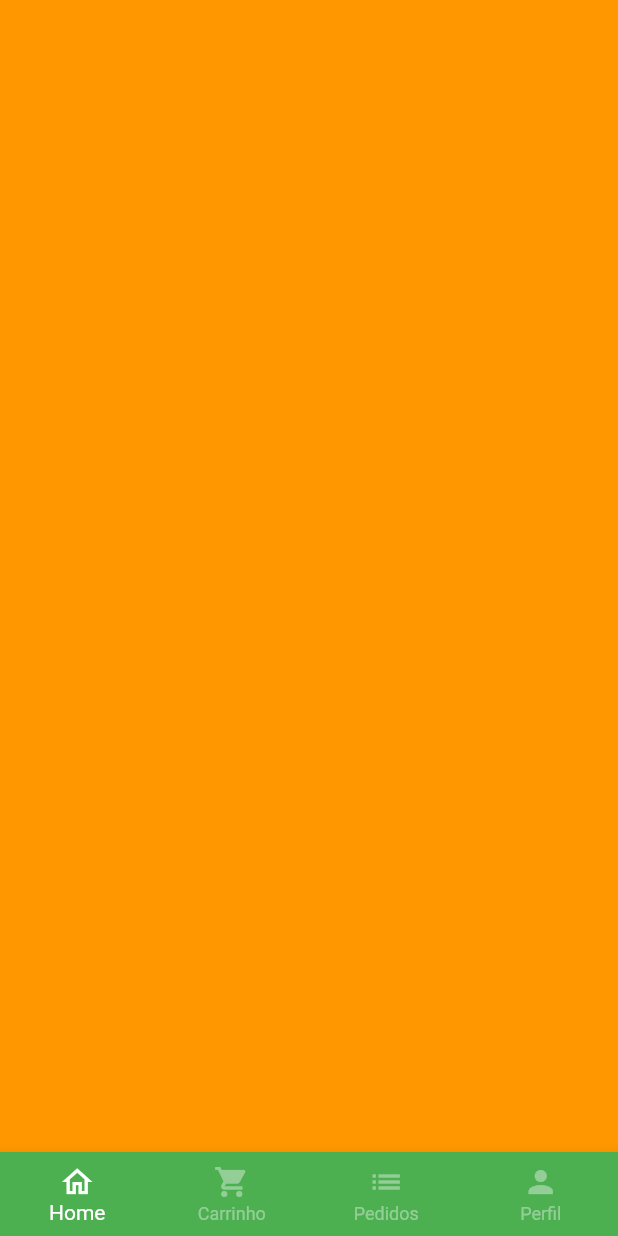
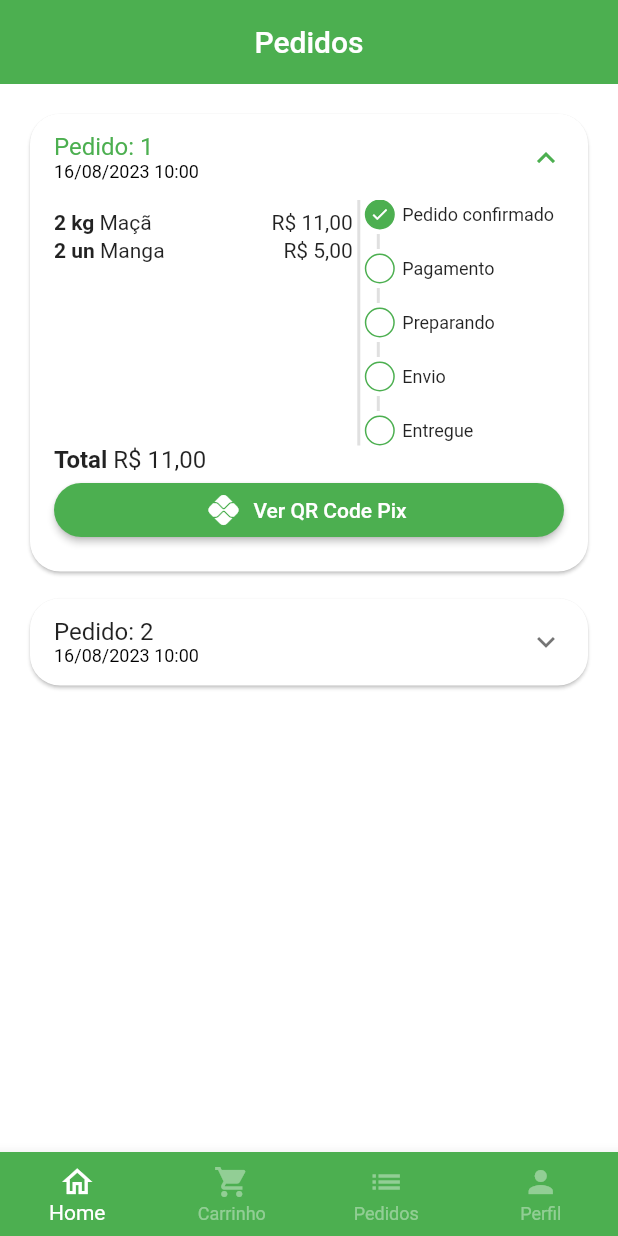
Before and after one commit to larinuness/flutter-quitanda, a Flutter app: the BasePage screen opened directly, swiped to page 3, on a phone screen of 412 x 824 dp. Run offline on Flutter 3.47's test engine with Material 2 defaults, Android fonts, the phone set to English and light mode, and no system bars; our stand-ins replace animated_text_kit, badges, mask_text_input_formatter, qr_flutter.

Commit message:
feat: orders ui done

```diff
--- a/flutter_quitanda/lib/src/app_data.dart
+++ b/flutter_quitanda/lib/src/app_data.dart
@@ -1,7 +1,7 @@
-import 'models/user_model.dart';
-
 import 'models/cart_item_model.dart';
 import 'models/item_model.dart';
+import 'models/order_model.dart';
+import 'models/user_model.dart';
 
 ItemModel apple = ItemModel(
   description:
@@ -88,3 +88,28 @@ UserModel user = UserModel(
     email: 'larissa@teste.com',
     name: 'Larissa',
     password: '');
+
+List<OrderModel> orders = [
+  OrderModel(
+      id: '1',
+      createdDateTime: DateTime.parse('2023-08-16 10:00:10.458'),
+      items: [
+        CartItemModel(item: apple, quantity: 2),
+        CartItemModel(item: mango, quantity: 2),
+      ],
+      overdueDateTime: DateTime.parse('2023-08-16 10:00:10.458'),
+      status: 'pending_payment',
+      copyAndPaste: 'Teste copia e cola',
+      total: 11.0),
+  OrderModel(
+      id: '2',
+      createdDateTime: DateTime.parse('2023-08-16 10:00:10.458'),
+      items: [
+        CartItemModel(item: apple, quantity: 2),
+        CartItemModel(item: mango, quantity: 2),
+      ],
+      overdueDateTime: DateTime.parse('2023-08-16 10:00:10.458'),
+      status: 'delivered',
+      copyAndPaste: 'Teste copia e cola',
+      total: 11.0),
+];
--- /dev/null
+++ b/flutter_quitanda/lib/src/models/order_model.dart
@@ -0,0 +1,21 @@
+import 'cart_item_model.dart';
+
+class OrderModel {
+  final String id;
+  final DateTime createdDateTime;
+  List<CartItemModel> items;
+  //data validade do pix
+  final DateTime overdueDateTime;
+  final String status;
+  final String copyAndPaste;
+  final double total;
+  OrderModel({
+    required this.id,
+    required this.createdDateTime,
+    required this.items,
+    required this.overdueDateTime,
+    required this.status,
+    required this.copyAndPaste,
+    required this.total,
+  });
+}
--- a/flutter_quitanda/lib/src/pages/base/base_page.dart
+++ b/flutter_quitanda/lib/src/pages/base/base_page.dart
@@ -1,4 +1,5 @@
 import 'package:flutter/material.dart';
+import 'orders/orders_tab.dart';
 
 import 'cart/cart_tab.dart';
 import 'home/home_tab.dart';
@@ -21,11 +22,11 @@ class _BasePageState extends State<BasePage> {
         body: PageView(
           physics: const NeverScrollableScrollPhysics(),
           controller: pageController,
-          children: [
-            const HomeTab(),
-            const CartTab(),
-            Container(color: Colors.orange),
-            const ProfileTab(),
+          children: const [
+            HomeTab(),
+            CartTab(),
+            OrdersTab(),
+            ProfileTab(),
           ],
         ),
         bottomNavigationBar: BottomNavigationBar(
--- a/flutter_quitanda/lib/src/pages/base/cart/cart_tab.dart
+++ b/flutter_quitanda/lib/src/pages/base/cart/cart_tab.dart
@@ -6,6 +6,7 @@ import 'package:flutter_quitanda/src/pages/components/custom_cart_tile.dart';
 
 import '../../../app_data.dart' as appData;
 import '../../../utils/utils_services.dart';
+import '../../components/custom_payment_dialog.dart';
 
 class CartTab extends StatefulWidget {
   const CartTab({Key? key}) : super(key: key);
@@ -98,7 +99,15 @@ class _CartTabState extends State<CartTab> {
                   child: ElevatedButton(
                     onPressed: () async {
                       bool? result = await showOrderConfirmation();
-                      print(result);
+                      if (result ?? false) {
+                        showDialog(
+                            context: context,
+                            builder: (context) {
+                              return CustomPaymentDialog(
+                                order: appData.orders.first,
+                              );
+                            });
+                      }
                     },
                     style: ElevatedButton.styleFrom(
                       shape: RoundedRectangleBorder(
--- /dev/null
+++ b/flutter_quitanda/lib/src/pages/base/orders/orders_tab.dart
@@ -0,0 +1,31 @@
+// ignore_for_file: library_prefixes
+
+import 'package:flutter/material.dart';
+
+import '../../../app_data.dart' as appData;
+import '../../components/custom_order_tile.dart';
+
+class OrdersTab extends StatelessWidget {
+  const OrdersTab({Key? key}) : super(key: key);
+
+  @override
+  Widget build(BuildContext context) {
+    return Scaffold(
+      appBar: AppBar(
+        title: const Text('Pedidos'),
+        elevation: 0,
+        centerTitle: true,
+      ),
+      body: ListView.separated(
+          padding: const EdgeInsets.all(16),
+          physics: const BouncingScrollPhysics(),
+          itemBuilder: (context, index) => CustomOrderTile(
+                order: appData.orders[index],
+              ),
+          separatorBuilder: (context, index) => const SizedBox(
+                height: 10,
+              ),
+          itemCount: appData.orders.length),
+    );
+  }
+}
--- a/flutter_quitanda/lib/src/pages/components/custom_cart_tile.dart
+++ b/flutter_quitanda/lib/src/pages/components/custom_cart_tile.dart
@@ -1,8 +1,8 @@
 import 'package:flutter/material.dart';
-import 'custom_quantity.dart';
 
 import '../../models/cart_item_model.dart';
 import '../../utils/utils_services.dart';
+import 'custom_quantity.dart';
 
 class CustomCartTile extends StatefulWidget {
   final CartItemModel cartItem;
--- /dev/null
+++ b/flutter_quitanda/lib/src/pages/components/custom_order_status.dart
@@ -0,0 +1,112 @@
+import 'package:flutter/material.dart';
+
+class CustomOrderStatus extends StatelessWidget {
+  final String status;
+  final bool isOverdue;
+
+  final Map<String, int> allStatus = {
+    'pending_payment': 0,
+    'refunded': 1,
+    'paid': 2,
+    'preparing_purchase': 4,
+    'shipping': 4,
+    'delivered': 5,
+  };
+
+  int get currentStatus => allStatus[status]!;
+
+  CustomOrderStatus({Key? key, required this.status, required this.isOverdue})
+      : super(key: key);
+
+  @override
+  Widget build(BuildContext context) {
+    return Column(
+      crossAxisAlignment: CrossAxisAlignment.start,
+      children: [
+        const _StatusDot(isActive: true, title: 'Pedido confirmado'),
+        const _CustomDivider(),
+        if (currentStatus == 1) ...[
+          const _StatusDot(
+            isActive: true,
+            title: 'Pix estornado',
+            color: Colors.orange,
+          )
+        ] else if (isOverdue) ...[
+          const _StatusDot(
+            isActive: true,
+            title: 'Pagamento vencido',
+            color: Colors.red,
+          )
+        ] else ...[
+          _StatusDot(isActive: currentStatus >= 2, title: 'Pagamento'),
+          const _CustomDivider(),
+          _StatusDot(isActive: currentStatus >= 3, title: 'Preparando'),
+          const _CustomDivider(),
+          _StatusDot(isActive: currentStatus >= 4, title: 'Envio'),
+          const _CustomDivider(),
+          _StatusDot(isActive: currentStatus == 5, title: 'Entregue'),
+        ],
+      ],
+    );
+  }
+}
+
+class _CustomDivider extends StatelessWidget {
+  const _CustomDivider({Key? key}) : super(key: key);
+
+  @override
+  Widget build(BuildContext context) {
+    return Container(
+      margin: const EdgeInsets.symmetric(horizontal: 8, vertical: 3),
+      height: 10,
+      width: 2,
+      color: Colors.grey.shade300,
+    );
+  }
+}
+
+class _StatusDot extends StatelessWidget {
+  final bool isActive;
+  final String title;
+  final Color? color;
+
+  const _StatusDot(
+      {Key? key, required this.isActive, required this.title, this.color})
+      : super(key: key);
+
+  @override
+  Widget build(BuildContext context) {
+    return Row(
+      children: [
+        Container(
+          alignment: Alignment.center,
+          height: 20,
+          width: 20,
+          decoration: BoxDecoration(
+            color: isActive ? color ?? Colors.green : Colors.transparent,
+            shape: BoxShape.circle,
+            border: Border.all(color: Colors.green),
+          ),
+          child: isActive
+              ? const Icon(
+                  Icons.check,
+                  color: Colors.white,
+                  size: 13,
+                )
+              : const SizedBox.shrink(),
+        ),
+        const SizedBox(
+          width: 5,
+        ),
+        Expanded(
+          child: Text(
+            title,
+            style: const TextStyle(
+              fontSize: 12,
+            ),
+          ),
+        ),
+      ],
+    );
+  }
+}
--- /dev/null
+++ b/flutter_quitanda/lib/src/pages/components/custom_order_tile.dart
@@ -0,0 +1,151 @@
+import 'package:flutter/material.dart';
+
+import '../../models/cart_item_model.dart';
+import '../../models/order_model.dart';
+import '../../utils/utils_services.dart';
+import 'custom_order_status.dart';
+import 'custom_payment_dialog.dart';
+
+class CustomOrderTile extends StatelessWidget {
+  final OrderModel order;
+  CustomOrderTile({Key? key, required this.order}) : super(key: key);
+
+  final utils = UtilsService();
+
+  @override
+  Widget build(BuildContext context) {
+    return Card(
+      shape: RoundedRectangleBorder(
+        borderRadius: BorderRadius.circular(20),
+      ),
+      //Widget que expande pra ver mais detalhess
+      child: Theme(
+        //pro divisor não aparecer
+        data: Theme.of(context).copyWith(dividerColor: Colors.transparent),
+        child: ExpansionTile(
+          initiallyExpanded: order.status == "pending_payment",
+          title: Column(
+            mainAxisSize: MainAxisSize.min,
+            crossAxisAlignment: CrossAxisAlignment.start,
+            children: [
+              Text('Pedido: ${order.id}'),
+              Text(
+                utils.formatDateTime(order.createdDateTime),
+                style: const TextStyle(fontSize: 12, color: Colors.black),
+              ),
+            ],
+          ),
+          childrenPadding: const EdgeInsets.fromLTRB(16, 0, 16, 16),
+          //deixa o texto começando pela a esquerda
+          expandedCrossAxisAlignment: CrossAxisAlignment.stretch,
+          children: [
+            //cresce o tamanho necessario
+            IntrinsicHeight(
+              child: Row(
+                children: [
+                  Expanded(
+                    flex: 3,
+                    child: SizedBox(
+                      height: 150,
+                      child: ListView(
+                        children: order.items.map((ordemItem) {
+                          return _OrderItemWidget(
+                            utils: utils,
+                            ordemItem: ordemItem,
+                          );
+                        }).toList(),
+                      ),
+                    ),
+                  ),
+                  VerticalDivider(
+                    color: Colors.grey.shade300,
+                    thickness: 2,
+                    width: 8,
+                  ),
+                  Expanded(
+                    flex: 2,
+                    child: CustomOrderStatus(
+                      status: order.status,
+                      isOverdue: order.overdueDateTime.isBefore(DateTime.now()),
+                    ),
+                  ),
+                ],
+              ),
+            ),
+            Text.rich(
+              TextSpan(
+                style: const TextStyle(fontSize: 16),
+                children: [
+                  const TextSpan(
+                    text: 'Total ',
+                    style: TextStyle(fontWeight: FontWeight.bold),
+                  ),
+                  TextSpan(
+                    text: utils.priceToCurrency(order.total),
+                    style: const TextStyle(),
+                  ),
+                ],
+              ),
+            ),
+            Visibility(
+              visible: order.status == 'pending_payment',
+              child: ElevatedButton.icon(
+                style: ElevatedButton.styleFrom(
+                  shape: RoundedRectangleBorder(
+                    borderRadius: BorderRadius.circular(18),
+                  ),
+                ),
+                onPressed: () {
+                  showDialog(
+                      context: context,
+                      builder: (context) {
+                        return CustomPaymentDialog(
+                          order: order,
+                        );
+                      });
+                },
+                icon: const Icon(Icons.pix),
+                label: const Text('Ver QR Code Pix'),
+              ),
+            )
+          ],
+        ),
+      ),
+    );
+  }
+}
+
+class _OrderItemWidget extends StatelessWidget {
+  final CartItemModel ordemItem;
+  const _OrderItemWidget({
+    Key? key,
+    required this.utils,
+    required this.ordemItem,
+  }) : super(key: key);
+
+  final UtilsService utils;
+
+  @override
+  Widget build(BuildContext context) {
+    return Padding(
+      padding: const EdgeInsets.only(bottom: 3.0),
+      child: Row(
+        mainAxisSize: MainAxisSize.min,
+        children: [
+          Text(
+            '${ordemItem.quantity} ${ordemItem.item.unit} ',
+            style: const TextStyle(fontWeight: FontWeight.bold),
+          ),
+          Expanded(
+            child: Text(ordemItem.item.name),
+          ),
+          Text(
+            utils.priceToCurrency(
+              ordemItem.totalPrice(),
+            ),
+          ),
+        ],
+      ),
+    );
+  }
+}
--- /dev/null
+++ b/flutter_quitanda/lib/src/pages/components/custom_payment_dialog.dart
@@ -0,0 +1,87 @@
+import 'package:flutter/material.dart';
+import 'package:qr_flutter/qr_flutter.dart';
+
+import '../../models/order_model.dart';
+import '../../utils/utils_services.dart';
+
+class CustomPaymentDialog extends StatelessWidget {
+  final OrderModel order;
+  CustomPaymentDialog({Key? key, required this.order}) : super(key: key);
+
+  final utils = UtilsService();
+
+  @override
+  Widget build(BuildContext context) {
+    return Dialog(
+      shape: RoundedRectangleBorder(
+        borderRadius: BorderRadius.circular(20),
+      ),
+      child: Stack(
+        alignment: Alignment.center,
+        children: [
+          Padding(
+            padding: const EdgeInsets.all(8.0),
+            child: Column(
+              mainAxisSize: MainAxisSize.min,
+              children: [
+                const Padding(
+                  padding: EdgeInsets.symmetric(vertical: 10),
+                  child: Text(
+                    'Pagamento com Pix',
+                    style: TextStyle(fontWeight: FontWeight.bold, fontSize: 18),
+                  ),
+                ),
+                QrImage(
+                  data: "30432472783979",
+                  version: QrVersions.auto,
+                  size: 200.0,
+                ),
+                const SizedBox(
+                  height: 10,
+                ),
+                Text(
+                  'Vencimento: ${utils.formatDateTime(order.overdueDateTime)}',
+                  style: const TextStyle(
+                      fontWeight: FontWeight.bold, fontSize: 12),
+                ),
+                const SizedBox(
+                  height: 5,
+                ),
+                Text(
+                  'Total: ${utils.priceToCurrency(order.total)}',
+                  style: const TextStyle(
+                      fontWeight: FontWeight.bold, fontSize: 16),
+                ),
+                OutlinedButton.icon(
+                  style: OutlinedButton.styleFrom(
+                    shape: RoundedRectangleBorder(
+                      borderRadius: BorderRadius.circular(20),
+                    ),
+                  ),
+                  onPressed: () {},
+                  icon: const Icon(Icons.copy, size: 15),
+                  label: const Text(
+                    'Copiar código pix',
+                    style: TextStyle(fontSize: 13),
+                  ),
+                )
+              ],
+            ),
+          ),
+          Positioned(
+            top: 0,
+            right: 2,
+            child: IconButton(
+              onPressed: () {
+                Navigator.pop(context);
+              },
+              icon: const Icon(
+                Icons.close,
+              ),
+            ),
+          )
+        ],
+      ),
+    );
+  }
+}
--- a/flutter_quitanda/lib/src/utils/utils_services.dart
+++ b/flutter_quitanda/lib/src/utils/utils_services.dart
@@ -1,3 +1,4 @@
+import 'package:intl/date_symbol_data_local.dart';
 import 'package:intl/intl.dart';
 
 class UtilsService {
@@ -6,4 +7,12 @@ class UtilsService {
 
     return numberFormat.format(price);
   }
+
+  String formatDateTime(DateTime dateTime) {
+    initializeDateFormatting();
+
+    //add data com hora e minuto
+    DateFormat dateFormat = DateFormat.yMd('pt_BR').add_Hm();
+    return dateFormat.format(dateTime);
+  }
 }
--- a/flutter_quitanda/pubspec.yaml
+++ b/flutter_quitanda/pubspec.yaml
@@ -12,10 +12,11 @@ dependencies:
   animated_text_kit: ^4.2.2
   badges: ^2.0.3
   cupertino_icons: ^1.0.2
+  flutter:
+    sdk: flutter
   intl: ^0.17.0
   mask_text_input_formatter: ^2.3.0
-  flutter:
-    sdk: flutter
+  qr_flutter: ^4.0.0
 
 dev_dependencies:
   flutter_lints: ^2.0.0
```
Also changed, not shown: flutter_quitanda/pubspec.lock.
